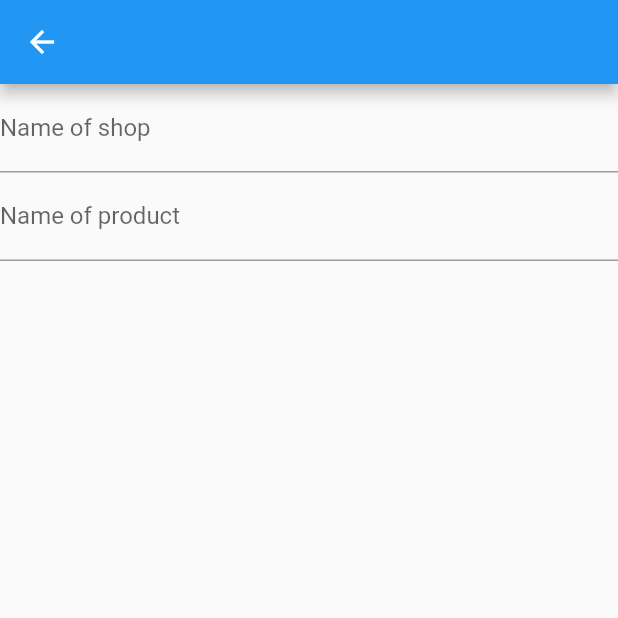
After one commit to jhaym3s/fluterwave_challenge, a Flutter app: the AddAndEditScreen screen opened by its route, on a phone screen of 412 x 824 dp, the top half of it. The commit adds this screen. Run offline on Flutter 3.47's test engine with Material 2 defaults, Android fonts, the phone set to English and light mode, and no system bars; network calls fail.

Commit message:
working on the edit_screen

```diff
--- a/lib/main.dart
+++ b/lib/main.dart
@@ -1,4 +1,5 @@
 import 'package:flutter/material.dart';
+
 
 import './providers/product.dart';
 import './providers/cart.dart';
@@ -9,6 +10,7 @@ import 'package:provider/provider.dart';
 import './screens/product_overview.dart';
 import './login.dart';
 import './screens/shop_screen.dart';
+import './screens/add_and_edit_screen.dart';
 
 void main() {
   runApp(MyApp());
@@ -35,9 +37,9 @@ class MyApp extends StatelessWidget {
             ProductOverView.routeName :(context)=> ProductOverView(),
             RegistrationScreen.routeName :(context)=> RegistrationScreen(),
             CartScreen.routeName :(context)=> CartScreen(),
-            ShopScreen.routeName :(context)=>ShopScreen(
+            ShopScreen.routeName :(context)=>ShopScreen(),
+            AddAndEditScreen.routeName :(context)=>AddAndEditScreen(),
 
-            ),
           },
         ),
     );
--- /dev/null
+++ b/lib/screens/add_and_edit_screen.dart
@@ -0,0 +1,49 @@
+import 'package:flutter/material.dart';
+
+class AddAndEditScreen extends StatefulWidget {
+  static const routeName = "/AddAndEditScreen";
+  @override
+  _AddAndEditScreenState createState() => _AddAndEditScreenState();
+}
+
+class _AddAndEditScreenState extends State<AddAndEditScreen> {
+  final _form = GlobalKey<FormState>();
+  final titleFocusNode = FocusNode();
+  final descriptionFocusNode = FocusNode();
+  final shopNameFocusNode = FocusNode();
+  final _imageUrlFocusNode = FocusNode();
+  final _imageUrlController = TextEditingController();
+  @override
+  Widget build(BuildContext context) {
+    return Scaffold(
+      appBar: AppBar(),
+      body: Form(
+        key: _form,
+          child: Column(
+        children: [
+     TextFormField(
+focusNode: shopNameFocusNode,
+       textInputAction: TextInputAction.next,
+       readOnly: true,
+       onFieldSubmitted: (_){
+  FocusScope.of(context).requestFocus(titleFocusNode);
+       },
+       decoration: InputDecoration(
+         labelText: "Name of shop"
+       ),
+     ),
+      TextFormField(
+        focusNode: titleFocusNode,
+       textInputAction: TextInputAction.next,
+        onFieldSubmitted: (_){
+          FocusScope.of(context).requestFocus(titleFocusNode);
+        },
+       decoration: InputDecoration(
+         labelText: "Name of product",
+       ),
+     ),
+        ],
+      )),
+    );
+  }
+}
--- a/lib/screens/shop_screen.dart
+++ b/lib/screens/shop_screen.dart
@@ -21,7 +21,7 @@ class _ShopScreenState extends State<ShopScreen> {
     ).findById(productId);
     return Scaffold(
       appBar: AppBar(
-        title: Text(loadedProduct.title),
+        title: Text(loadedProduct.shopName),
       ),
     );
   }
--- a/lib/widgets/product_grid_item.dart
+++ b/lib/widgets/product_grid_item.dart
@@ -1,6 +1,7 @@
 import 'dart:ui';
 
 import 'package:flutter/material.dart';
+import 'package:jumga/screens/product_details_screen.dart';
 import 'package:provider/provider.dart';
 
 
@@ -13,7 +14,11 @@ class ProductGridItem extends StatelessWidget {
   Widget build(BuildContext context) {
     final product = Provider.of<Product>(context);
     final cart = Provider.of<Cart>(context);
-    return GridTile(child: Image.network(product.imageUrl), footer: GridTileBar(
+    return GestureDetector(
+      onTap: (){
+        Navigator.of(context).pushNamed(ProductDetailScreen.routeName,arguments: product.id);
+      },
+      child: GridTile(child: Image.network(product.imageUrl), footer: GridTileBar(
         backgroundColor: Colors.black45,
         leading: Consumer<Product>(
           builder: (BuildContext context, product, Widget child) {
@@ -41,6 +46,7 @@ class ProductGridItem extends StatelessWidget {
           Navigator.of(context).pushNamed(ShopScreen.routeName,arguments: product.id);
         }),
 
-    ),);
+      ),),
+    );
   }
 }
```
Also changed, not shown: lib/screens/product_details_screen.dart (added, +22 -0 lines), lib/widgets/custom_drawer.dart (+9 -0 lines), lib/widgets/product_grid.dart (+4 -6 lines). Lines whose indentation alone changed are shown as unchanged.
